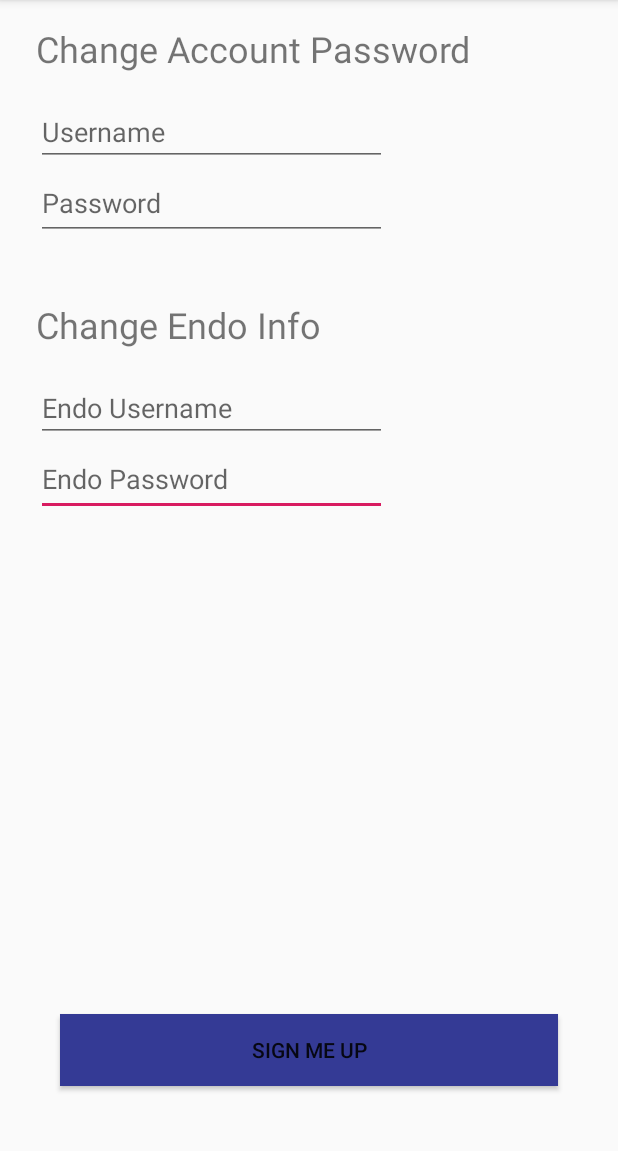
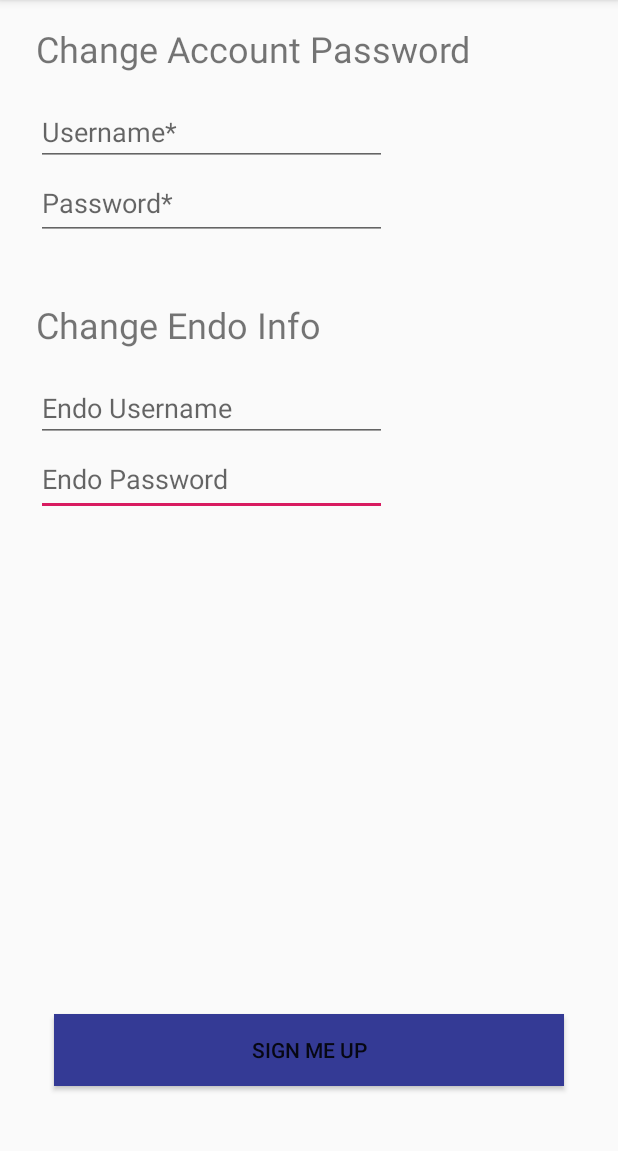
Before and after one commit to lucaslefaucheur/EndoPro-Android-App, an Android app: the SignUp screen opened directly, with no data from a screen before it, after a tap on "SIGN ME UP", on a phone screen of 412 x 824 dp, the part 84-1235 px from its top. Run offline under Robolectric (Android 15) with nearby library versions, the phone set to English and light mode, and no system bars; 2 statements that could not run were skipped.

Commit message:
fixed styling bug in Sign_up activity

```diff
--- a/app/src/main/java/comp354/concordia/endopro/Hong/SignUp.java
+++ b/app/src/main/java/comp354/concordia/endopro/Hong/SignUp.java
@@ -15,6 +15,8 @@ import comp354.concordia.endopro.R;
 
 public class SignUp extends AppCompatActivity {
     private static final String TAG="endopro.logi_signup";
+    TextView errorText = findViewById(R.id.error_signup);
+
     @Override
     protected void onCreate(Bundle savedInstanceState) {
         super.onCreate(savedInstanceState);
@@ -53,7 +55,7 @@ public class SignUp extends AppCompatActivity {
         EditText endo_usernameTxt = findViewById(R.id.username_endo_signup);
         EditText endo_passwordTxt = findViewById(R.id.password_endo_signup);
 
-        final TextView errorText = findViewById(R.id.error_signup);
+
 
         String app_username=app_usernameTxt.getText().toString();
         String app_password=app_passwordTxt.getText().toString();
--- a/app/src/main/res/layout/activity_main.xml
+++ b/app/src/main/res/layout/activity_main.xml
@@ -92,6 +92,7 @@
         android:layout_width="250dp"
         android:layout_height="45dp"
         android:layout_marginStart="8dp"
+        android:layout_marginTop="8dp"
         android:layout_marginEnd="8dp"
         android:layout_marginBottom="184dp"
         android:background="@color/accentBtn"
@@ -101,8 +102,9 @@
         android:textStyle="bold"
         app:layout_constraintBottom_toBottomOf="parent"
         app:layout_constraintEnd_toEndOf="parent"
-        app:layout_constraintHorizontal_bias="0.507"
-        app:layout_constraintStart_toStartOf="parent" />
+        app:layout_constraintStart_toStartOf="parent"
+        app:layout_constraintTop_toTopOf="parent"
+        app:layout_constraintVertical_bias="1.0" />
 
     <TextView
         android:id="@+id/errorText_main"
@@ -118,7 +120,7 @@
         android:textSize="18sp"
         app:layout_constraintBottom_toTopOf="@+id/usernameText_main"
         app:layout_constraintEnd_toEndOf="parent"
-        app:layout_constraintHorizontal_bias="0.503"
+        app:layout_constraintHorizontal_bias="0.427"
         app:layout_constraintStart_toStartOf="parent"
         app:layout_constraintTop_toTopOf="parent"
         app:layout_constraintVertical_bias="1.0" />
--- a/app/src/main/res/layout/activity_sign_up.xml
+++ b/app/src/main/res/layout/activity_sign_up.xml
@@ -48,9 +48,8 @@
         android:layout_width="234dp"
         android:layout_height="49dp"
         android:layout_marginStart="24dp"
-        android:layout_marginLeft="24dp"
         android:ems="10"
-        android:hint="Password"
+        android:hint="Password*"
         android:inputType="textPassword"
         app:layout_constraintStart_toStartOf="parent"
         app:layout_constraintTop_toBottomOf="@+id/username_app_signup" />
@@ -72,21 +71,18 @@
         android:layout_width="234dp"
         android:layout_height="wrap_content"
         android:layout_marginStart="24dp"
-        android:layout_marginLeft="24dp"
         android:ems="10"
-        android:hint="Username"
+        android:hint="Username*"
         android:inputType="textPersonName"
         app:layout_constraintStart_toStartOf="parent"
         app:layout_constraintTop_toBottomOf="@+id/textView2" />
 
     <Button
         android:id="@+id/signup_signup"
-        android:layout_width="332dp"
+        android:layout_width="340dp"
         android:layout_height="wrap_content"
         android:layout_marginStart="8dp"
-        android:layout_marginLeft="8dp"
         android:layout_marginEnd="8dp"
-        android:layout_marginRight="8dp"
         android:layout_marginBottom="44dp"
         android:background="@color/colorPrimary"
         android:text="sign me up"
@@ -96,17 +92,15 @@
 
     <TextView
         android:id="@+id/error_signup"
-        android:layout_width="331dp"
+        android:layout_width="340dp"
         android:layout_height="42dp"
-        android:layout_marginStart="24dp"
-        android:layout_marginLeft="24dp"
         android:layout_marginBottom="104dp"
         android:alpha="0.8"
-        android:background="@color/colorAccent"
-        android:paddingLeft="20px"
-        android:textColor="@color/WarningText"
+        android:paddingTop="10px"
+        android:textColor="@color/colorAccent"
         android:textSize="24sp"
-        android:visibility="invisible"
+        android:visibility="visible"
         app:layout_constraintBottom_toBottomOf="parent"
+        app:layout_constraintEnd_toEndOf="parent"
         app:layout_constraintStart_toStartOf="parent" />
 </android.support.constraint.ConstraintLayout>
```
